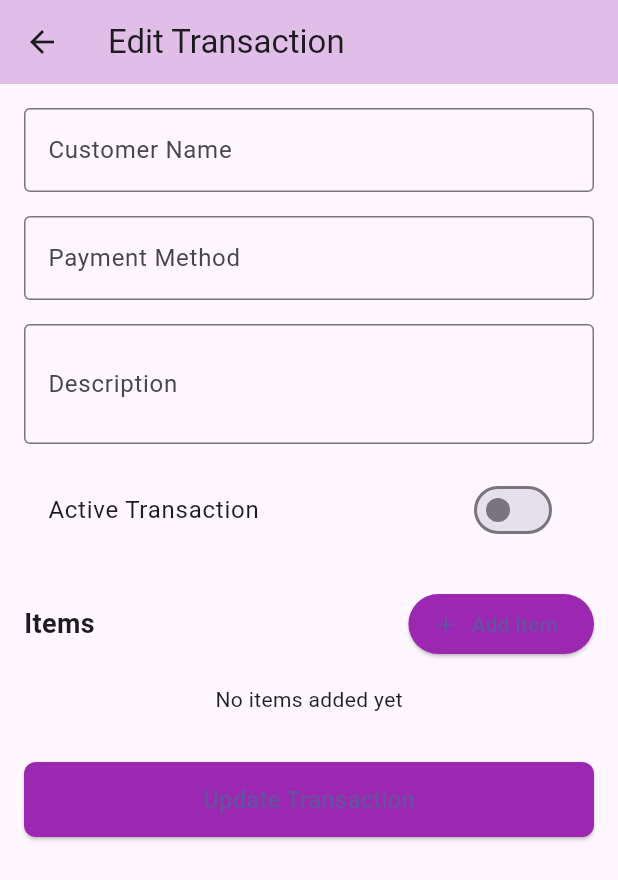
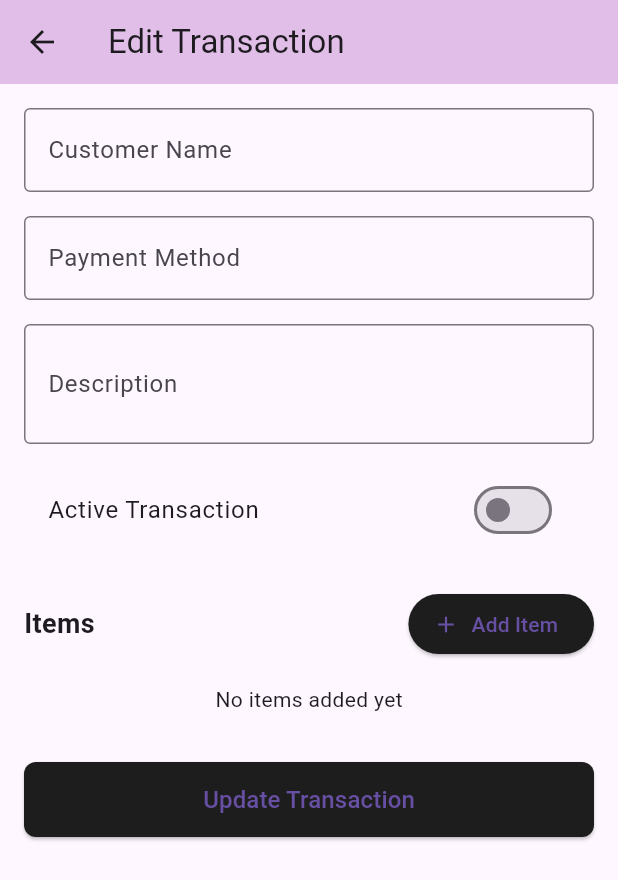
Before and after one commit to LasenSanvidu/bizmart, a Flutter app: the EditTransactionScreen screen opened directly with empty values, on a phone screen of 412 x 824 dp. Shown: the top 880 px of the screen. Run offline on Flutter 3.47's test engine with Material 3 defaults, Android fonts, the phone set to English and light mode, and no system bars; our stand-ins replace cached_network_image, carousel_slider, cloud_firestore, curved_navigation_bar, dio, firebase_auth and 14 more; missing offline and left inert: flutter_firebase_chat_core, flutter_stripe; accounts and stored records are empty.

Commit message:
changed the theme of the screen

```diff
--- a/lib/transaction_screen.dart
+++ b/lib/transaction_screen.dart
@@ -189,8 +189,6 @@
   Widget build(BuildContext context) {
     return Scaffold(
       appBar: AppBar(
-        title: const Text('SoleCraft',
-            style: TextStyle(fontSize: 24, fontWeight: FontWeight.bold)),
         backgroundColor: Colors.purple[100],
         elevation: 0,
         leading: IconButton(
@@ -1148,7 +1146,7 @@
                     icon: const Icon(Icons.add),
                     label: const Text('Add Item'),
                     style: ElevatedButton.styleFrom(
-                      backgroundColor: Colors.purple,
+                      backgroundColor: const Color(0xFF1E1D1E),
                     ),
                   ),
                 ],
@@ -1194,7 +1192,7 @@
                 child: ElevatedButton(
                   onPressed: _updateTransaction,
                   style: ElevatedButton.styleFrom(
-                    backgroundColor: Colors.purple,
+                    backgroundColor: const Color(0xFF1E1D1E),
                     shape: RoundedRectangleBorder(
                       borderRadius: BorderRadius.circular(8),
                     ),
```
